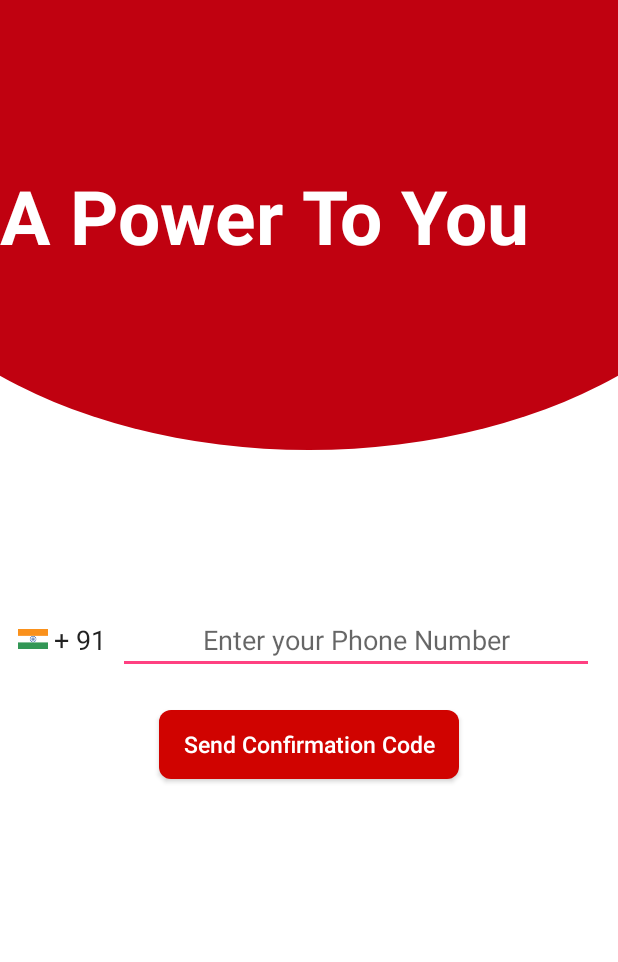
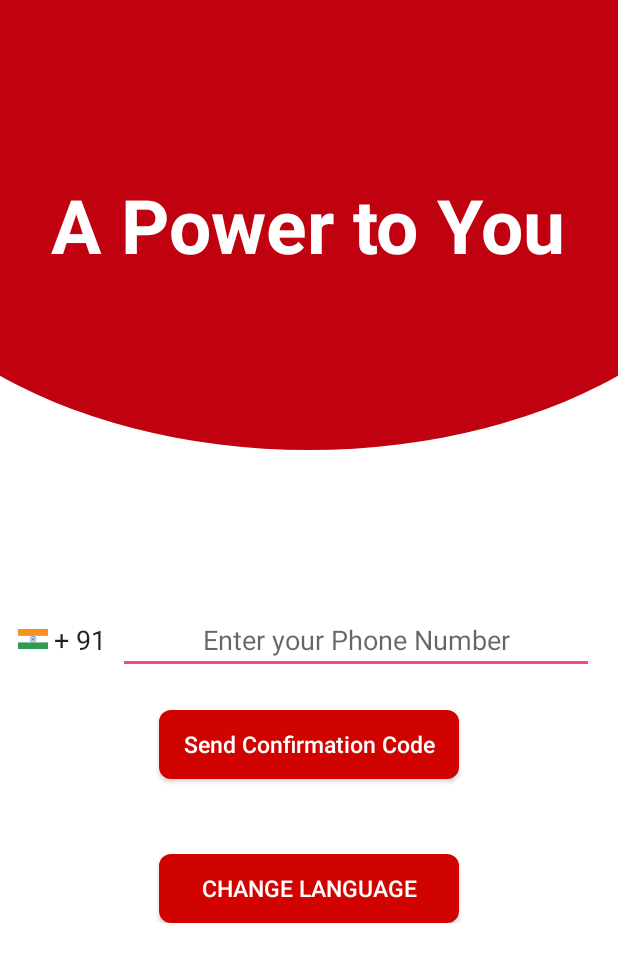
Before and after one commit to milu234/VodafoneIdeaLimited, an Android app: the screen it shows after launch (PhoneNumber), on a phone screen of 412 x 824 dp. Shown: the top 962 px of the screen. Run offline under Robolectric (Android 15) with nearby library versions, the phone set to English and light mode, and no system bars; our stand-ins replace Firebase (no records; nobody signed in at launch, a user with empty details on screens opened directly).

Commit message:
Languages Said

```diff
--- a/OTPLogin/app/src/main/AndroidManifest.xml
+++ b/OTPLogin/app/src/main/AndroidManifest.xml
@@ -4,6 +4,8 @@
 
     <uses-permission android:name="android.permission.INTERNET" />
     <uses-permission android:name="android.permission.READ_PHONE_STATE"/>
+    <uses-permission android:name="android.permission.READ_PHONE_NUMBERS"/>
+    <uses-permission android:name="android.permission.READ_SMS"/>
 
     <application
         android:allowBackup="true"
--- a/OTPLogin/app/src/main/java/com/example/otplogin/PhoneNumber.java
+++ b/OTPLogin/app/src/main/java/com/example/otplogin/PhoneNumber.java
@@ -1,10 +1,16 @@
 package com.example.otplogin;
 
 import android.Manifest;
+import android.app.ActionBar;
 import android.app.Activity;
+import android.app.AlertDialog;
 import android.content.Context;
+import android.content.DialogInterface;
 import android.content.Intent;
+import android.content.SharedPreferences;
 import android.content.pm.PackageManager;
+import android.content.res.Configuration;
+import android.media.VolumeShaper;
 import android.os.Build;
 import android.os.Bundle;
 import android.telecom.TelecomManager;
@@ -20,6 +26,8 @@ import android.widget.ProgressBar;
 import com.google.firebase.FirebaseException;
 import com.google.firebase.auth.FirebaseAuth;
 import com.google.firebase.auth.FirebaseUser;
+
+import java.util.Locale;
 
 import androidx.annotation.RequiresApi;
 
@@ -38,14 +46,12 @@ public class PhoneNumber extends Activity {
     @Override
     public void onCreate(Bundle savedInstanceState) {
         super.onCreate(savedInstanceState);
+        loadLocale();
         // Get the view from new_activity.xml
         setContentView(R.layout.phone_number_activity);
-
         //Enabling button if Phone Number is entered
         phoneNumber = findViewById(R.id.etPhoneNumber);
 
-        TelephonyManager telephonyManager = (TelephonyManager)getSystemService(Context.TELEPHONY_SERVICE);
-        phoneNumber.setText(telephonyManager.getLine1Number());
 
         buttonCode = findViewById(R.id.btnSendConfirmationCode);
 //        phoneNumber.addTextChangedListener(phoneNumberWatcher);
@@ -80,72 +86,71 @@ public class PhoneNumber extends Activity {
             Log.d(TAG, "onAuthStateChanged:signed_out");
         }
 
+        findViewById(R.id.changeLanguage).setOnClickListener(new View.OnClickListener() {
+            @Override
+            public void onClick(View view) {
+                showChangeLanguageDialog();
+
+            }
+        });
+
 
 
     }
 
+        private void showChangeLanguageDialog(){
+        final String[] listItems = { "हिंदी", "मराठी", "বাংলা", "English"};
+            AlertDialog.Builder builder = new AlertDialog.Builder(PhoneNumber.this);
+            builder.setTitle("Choose Language...");
+            builder.setSingleChoiceItems(listItems, -1, new DialogInterface.OnClickListener() {
+                @Override
+                public void onClick(DialogInterface dialogInterface, int i) {
+                    if (i == 0){
+                        setLocale("hi");
+                        recreate();
+                    }
+
+                    else if (i==1){
+                        setLocale("mr");
+                        recreate();
+                    }
+
+                    else if(i==2){
+                        setLocale("bn");
+                        recreate();
+                    }
+
+                    else if (i==3){
+                        setLocale("en");
+                        recreate();
+                    }
+                    dialogInterface.dismiss();
+
+                }
+            });
+
+            AlertDialog alertDialog = builder.create();
+            alertDialog.show();
 
 
+        }
 
+        private  void setLocale(String lang){
+            Locale locale = new Locale(lang);
+            Locale.setDefault(locale);
+            Configuration configuration = new Configuration();
+            configuration.locale = locale;
+            getBaseContext().getResources().updateConfiguration(configuration, getBaseContext().getResources().getDisplayMetrics());
 
+            SharedPreferences.Editor editor = getSharedPreferences("Settings",MODE_PRIVATE).edit();
+            editor.putString("My_Lang",lang);
+            editor.apply();
+        }
 
-//    private TextWatcher phoneNumberWatcher = new TextWatcher() {
-//        @Override
-//        public void beforeTextChanged(CharSequence s, int start, int count, int after) {
-//
-//        }
-//
-//        @Override
-//        public void onTextChanged(CharSequence s, int start, int before, int count) {
-//            String phoneDetails = phoneNumber.getText().toString();
-//            buttonCode.setEnabled(!phoneDetails.isEmpty() && phoneDetails.length() == 10);
-//        }
-//
-//        @Override
-//        public void afterTextChanged(Editable s) {
-//
-//        }
-//    };
-
-
-
-
-//    private void sendVerificationCode(){
-//        String phone = phoneNumber.getText().toString().trim();
-//
-//        PhoneAuthProvider.getInstance().verifyPhoneNumber(
-//                "+91" + phone,        // Phone number to verify
-//                60,                 // Timeout duration
-//                TimeUnit.SECONDS,   // Unit of timeout
-//                this,               // Activity (for callback binding)
-//                mCallbacks);        // OnVerificationStateChangedCallbacks
-//    }
-//
-//    PhoneAuthProvider.OnVerificationStateChangedCallbacks mCallbacks = new PhoneAuthProvider.OnVerificationStateChangedCallbacks() {
-//        @Override
-//        public void onVerificationCompleted(PhoneAuthCredential phoneAuthCredential) {
-//
-//        }
-//
-//        @Override
-//        public void onVerificationFailed(FirebaseException e) {
-//
-//        }
-//
-//        @Override
-//        public void onCodeSent(String s, PhoneAuthProvider.ForceResendingToken forceResendingToken) {
-//            super.onCodeSent(s, forceResendingToken);
-//
-//            codeSent = s;
-//        }
-//    };
-//
-//
-//
-//
-//
-
-
-
+        public void loadLocale(){
+        SharedPreferences preferences = getSharedPreferences("Settings",Activity.MODE_PRIVATE);
+        String language = preferences.getString("My_Lang", "");
+        setLocale(language);
+        }
 
 }
--- a/OTPLogin/app/src/main/res/layout/activity_home.xml
+++ b/OTPLogin/app/src/main/res/layout/activity_home.xml
@@ -19,7 +19,7 @@
         android:layout_height="wrap_content"
         android:layout_centerHorizontal="true"
         android:layout_marginTop="25dp"
-        android:text="Welcome to our profile!"
+        android:text="@string/welcome"
         android:textAppearance="@style/Base.TextAppearance.AppCompat.Headline"
         android:textColor="@color/colorPrimary" />
 
--- a/OTPLogin/app/src/main/res/layout/phone_number_activity.xml
+++ b/OTPLogin/app/src/main/res/layout/phone_number_activity.xml
@@ -23,9 +23,9 @@
         android:orientation="horizontal">
 
         <TextView
-            android:layout_width="match_parent"
-            android:layout_height="80dp"
-            android:text="A Power To You"
+            android:layout_width="wrap_content"
+            android:layout_height="wrap_content"
+            android:text="@string/slogan"
             android:textColor="#FFFFFF"
             android:textStyle="bold"
             android:fontFamily="sans-serif"
@@ -103,7 +103,7 @@
             android:paddingEnd="4dp"
             android:paddingStart="4dp"
             android:gravity="center"
-            android:hint="Enter your Phone Number"
+            android:hint="@string/hidden_Phone"
             />
 
 
@@ -130,5 +130,17 @@
         android:textColor="@color/white"
         android:textSize="15sp" />
 
+    <Button
+        android:id="@+id/changeLanguage"
+        android:layout_width="200dp"
+        android:layout_height="46dp"
+        android:layout_gravity="center_horizontal"
+        android:layout_marginTop="30dp"
+        android:background="@drawable/rounded_corner_red_rectangle"
+        android:padding="8dp"
+        android:text="@string/change_lang"
+        android:textColor="@color/white"
+        android:textSize="15sp"/>
+
 </LinearLayout>
 </ScrollView>
--- a/OTPLogin/app/src/main/res/values/strings.xml
+++ b/OTPLogin/app/src/main/res/values/strings.xml
@@ -1,7 +1,8 @@
+<?xml version="1.0" encoding="utf-8"?>
 <resources>
     <string name="app_name">OTPAuthentication</string>
     <string name="phone_number">Phone Number</string>
-    <string name="generate_otp">Generate OTP</string>
+    <string name="generate_otp" translatable="false">Generate OTP</string>
     <string name="enter_otp">Enter OTP</string>
     <string name="verify_sign_in">Verify and Sign In</string>
     <string name="sign_out">sign out</string>
@@ -10,4 +11,8 @@
     <string name="we_sent_you_a_6_digit_code">We sent you a 6-digit code.</string>
     <string name="_continue">Continue</string>
     <string name="btn_signout">Sign Out</string>
+    <string name="welcome">Welcome to our Profile</string>
+    <string name="slogan">A Power to You</string>
+    <string name="hidden_Phone">Enter your Phone Number</string>
+    <string name="change_lang">Change Language</string>
 </resources>
```
Also changed, not shown: 3 other files.
